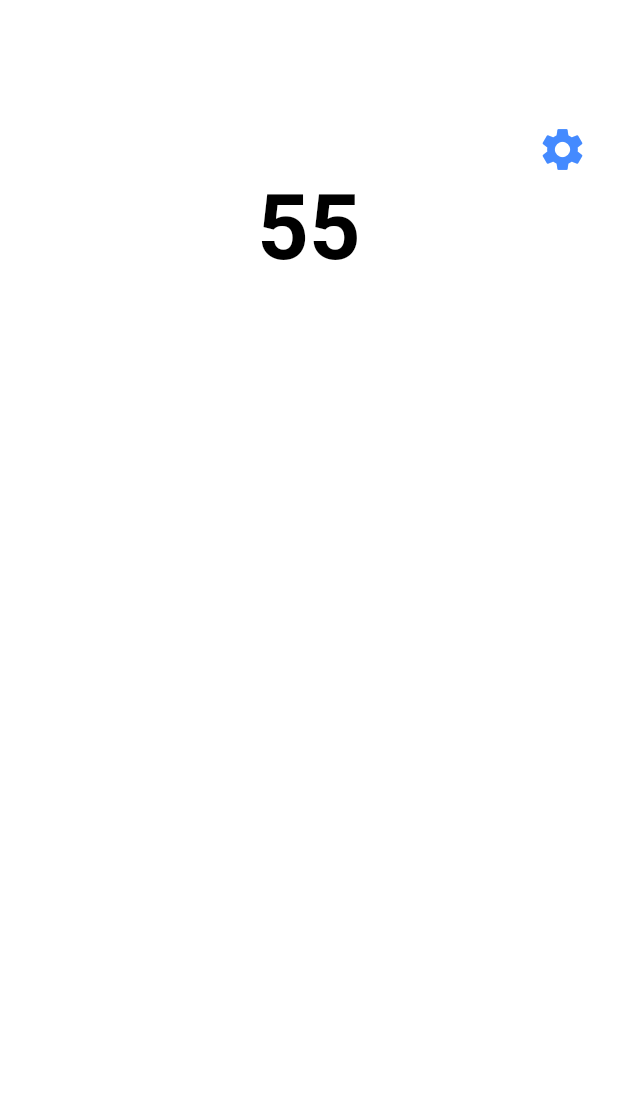
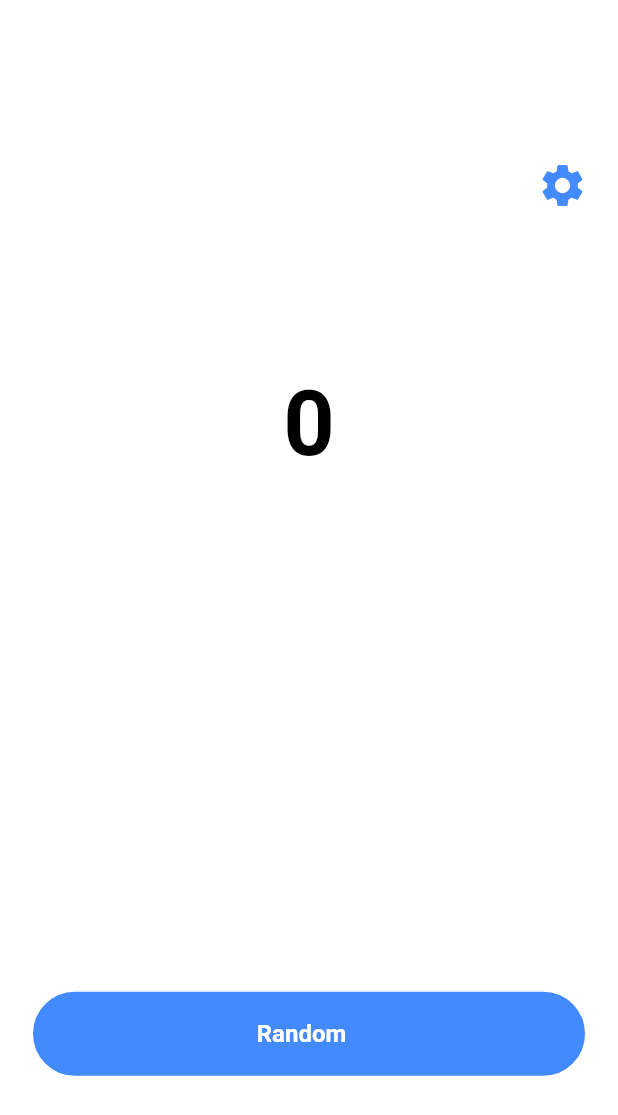
Before and after one commit to letienkhang/random_basic, a Flutter app: the screen it shows after launch, on a phone screen of 412 x 824 dp. Shown: the top 1115 px of the screen. Run offline on Flutter 3.47's test engine with Material 2 defaults, Android fonts, the phone set to English and light mode, and no system bars; our stand-ins replace get.

Commit message:
add root screen

```diff
--- /dev/null
+++ b/lib/app/modules/root/views/root_view.dart
@@ -0,0 +1,61 @@
+import 'package:flutter/material.dart';
+import 'package:get/get.dart';
+import 'package:random_basic/app/modules/root/controllers/root_controller.dart';
+import 'package:random_basic/common/style_text.dart';
+import 'package:random_basic/share_widget/button_with_text.dart';
+
+class RootView extends GetView<RootController> {
+  @override
+  Widget build(BuildContext context) {
+    return Scaffold(
+      backgroundColor: Colors.white,
+      body: Padding(
+        padding: const EdgeInsets.only(left: 20, right: 20),
+        child: Column(
+          mainAxisAlignment: MainAxisAlignment.start,
+          children: [
+            Expanded(
+              flex: 3,
+              child: Row(
+                mainAxisAlignment: MainAxisAlignment.end,
+                // ignore: prefer_const_literals_to_create_immutables
+                children: [
+                  const Icon(
+                    Icons.settings,
+                    size: 34,
+                    color: Colors.blueAccent,
+                  ),
+                ],
+              ),
+            ),
+            // ignore: prefer_const_constructors
+            Expanded(
+                flex: 5,
+                child: Obx(
+                  () => Text(
+                    '${controller.count.value}',
+                    style: CustomTextStyle.nameOfTextStyle,
+                  ),
+                )),
+            Expanded(
+              flex: 2,
+              child: Column(
+                children: [
+                  Obx(
+                    () => ButtonWithText(
+                      onTap: () {
+                        controller.increment();
+                      },
+                      isLoading: controller.isLoading.value,
+                      content: 'Random',
+                    ),
+                  )
+                ],
+              ),
+            ),
+          ],
+        ),
+      ),
+    );
+  }
+}
--- /dev/null
+++ b/lib/app/modules/splash/controllers/splash_controller.dart
@@ -0,0 +1,6 @@
+import 'package:get/get.dart';
+
+class SplashController extends GetxService {
+  final welcomeStr = ['GetX', 'Rules!'];
+  final activeStr = 0.obs;
+}
--- a/lib/app/router/app_routes.dart
+++ b/lib/app/router/app_routes.dart
@@ -1,3 +1,7 @@
 abstract class _Paths {
-  static const home = '/home';
+  static const root = '/root';
 }
+
+abstract class Routes {
+  static const root = _Paths.root;
+}
--- a/lib/common/style_text.dart
+++ b/lib/common/style_text.dart
@@ -6,4 +6,10 @@ class CustomTextStyle {
     color: Colors.black,
     fontWeight: FontWeight.bold,
   );
+
+  static const TextStyle style16WhiteRTextStyle = TextStyle(
+    fontSize: 16,
+    color: Colors.white,
+    fontWeight: FontWeight.bold,
+  );
 }
--- /dev/null
+++ b/lib/share_widget/button_with_text.dart
@@ -0,0 +1,51 @@
+import 'package:flutter/material.dart';
+import 'package:flutter/src/widgets/container.dart';
+import 'package:flutter/src/widgets/framework.dart';
+import 'package:get/get.dart';
+import 'package:random_basic/common/style_text.dart';
+import 'package:random_basic/share_widget/loading_with_text.dart';
+
+class ButtonWithText extends StatelessWidget {
+  final Function onTap;
+  final String? content;
+  final TextStyle? style;
+  final bool? isLoading;
+  const ButtonWithText(
+      {super.key,
+      required this.onTap,
+      this.content,
+      this.style,
+      this.isLoading});
+
+  @override
+  Widget build(BuildContext context) {
+    return GestureDetector(
+        onTap: () {
+          onTap();
+        },
+        child: Container(
+          width: Get.width,
+          height: 60,
+          decoration: BoxDecoration(
+            color: Colors.blueAccent,
+            border: Border.all(color: Colors.white, width: 2.0),
+            borderRadius: BorderRadius.circular(30.0),
+          ),
+          child: Row(
+            mainAxisAlignment: MainAxisAlignment.center,
+            children: [
+              Text(
+                "$content",
+                style: style ?? CustomTextStyle.style16WhiteRTextStyle,
+              ),
+              const SizedBox(
+                width: 10,
+              ),
+              isLoading == true
+                  ? const LoadingWithText()
+                  : const SizedBox.shrink()
+            ],
+          ),
+        ));
+  }
+}
```
Also changed, not shown: lib/app/modules/root/bindings/root_binding.dart (added, +9 -0 lines), lib/app/modules/root/controllers/root_controller.dart (added, +27 -0 lines), lib/app/router/app_pages.dart (added, +20 -0 lines), lib/main.dart (+7 -64 lines), lib/share_widget/loading_with_text.dart (added, +16 -0 lines), lib/app/modules/splash/views/splash_view.dart (added).
